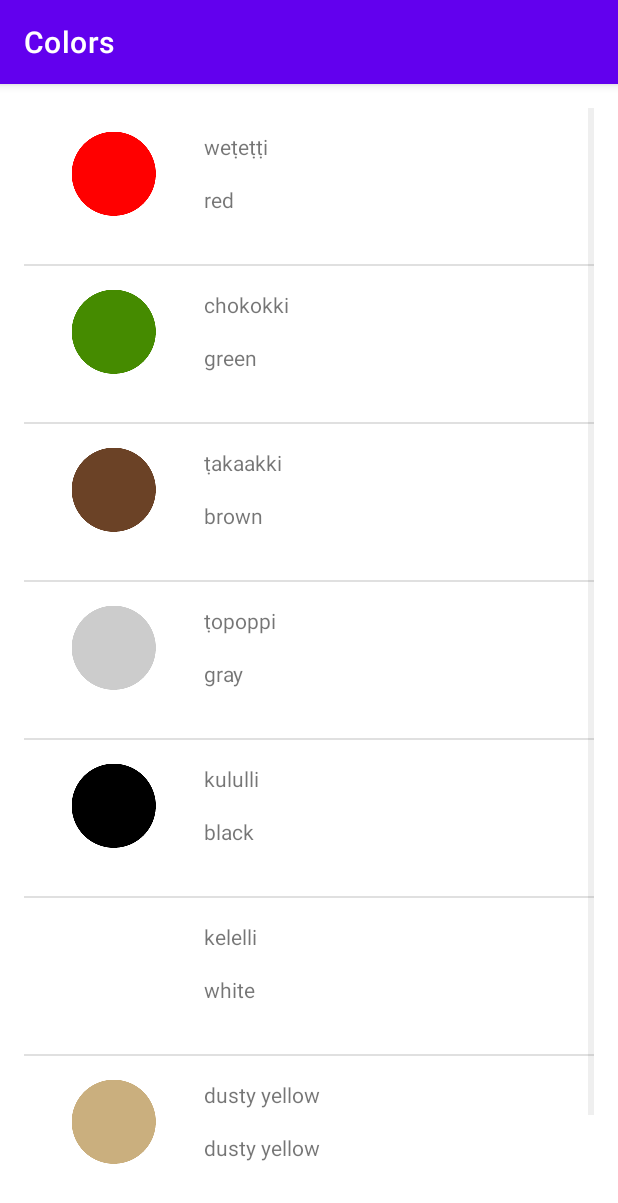
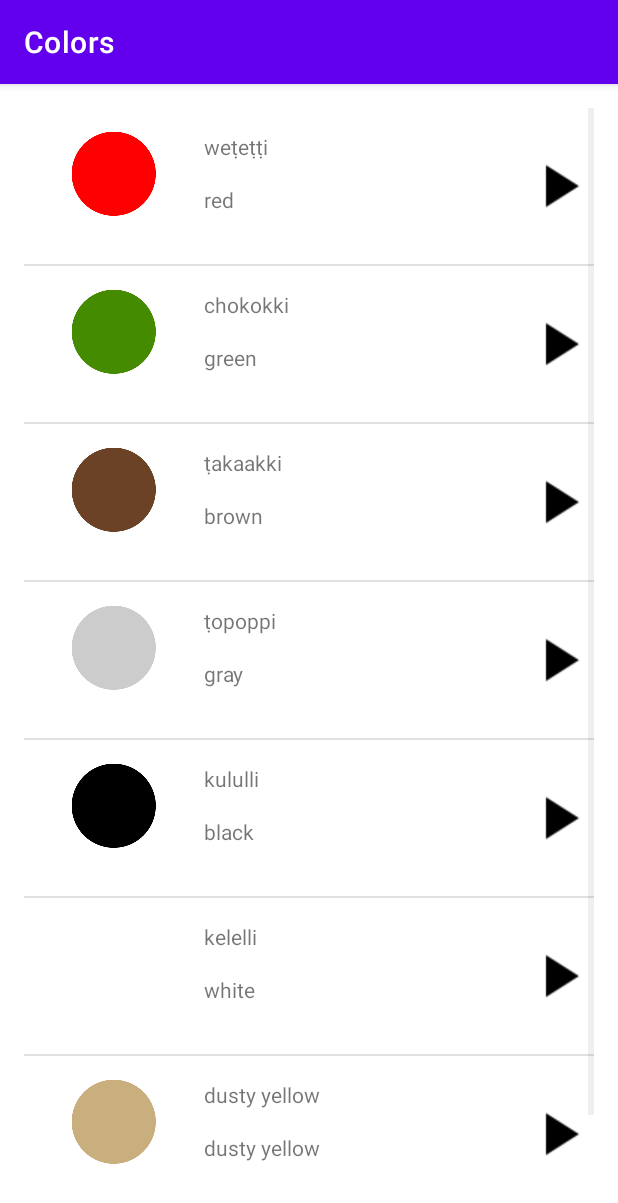
Before and after one commit to hrithikAd/Miwok_language_app_Android, an Android app: the Colors screen opened directly, with no data from a screen before it, on a phone screen of 412 x 824 dp. Shown: the top 1203 px of the screen. Run offline under Robolectric (Android 15) with nearby library versions, the phone set to English and light mode, and no system bars.

Commit message:
miwok app completed!!

```diff
--- a/app/src/main/java/com/example/helloworld/NumbersActivity.java
+++ b/app/src/main/java/com/example/helloworld/NumbersActivity.java
@@ -2,6 +2,7 @@ package com.example.helloworld;
 
 import androidx.appcompat.app.AppCompatActivity;
 
+import android.media.MediaPlayer;
 import android.os.Bundle;
 import android.view.View;
 import android.widget.ArrayAdapter;
@@ -12,6 +13,7 @@ import android.widget.TextView;
 import java.util.ArrayList;
 
 public class NumbersActivity extends AppCompatActivity {
+
 
     @Override
     protected void onCreate(Bundle savedInstanceState) {
@@ -35,8 +37,10 @@ public class NumbersActivity extends AppCompatActivity {
 
         ListView listView = (ListView) findViewById(R.id.list);
 
-
         listView.setAdapter(adapter);
 
     }
+
+
+
 }
--- a/app/src/main/java/com/example/helloworld/Phrases.java
+++ b/app/src/main/java/com/example/helloworld/Phrases.java
@@ -35,4 +35,6 @@ public class Phrases extends AppCompatActivity {
 
         listView.setAdapter(adapter);
     }
+
+
 }
--- a/app/src/main/java/com/example/helloworld/WordAdapter.java
+++ b/app/src/main/java/com/example/helloworld/WordAdapter.java
@@ -11,12 +11,11 @@ import android.widget.TextView;
 import androidx.annotation.NonNull;
 import androidx.annotation.Nullable;
 import java.util.ArrayList;
-
 import static android.view.View.GONE;
 
 public class WordAdapter extends ArrayAdapter<Word> {
 
-    MediaPlayer mediaPlayer = new MediaPlayer();
+    public MediaPlayer mediaPlayer = new MediaPlayer();
 
     private MediaPlayer.OnCompletionListener mCompletionListener = new MediaPlayer.OnCompletionListener() {
         @Override
@@ -96,4 +95,6 @@ public class WordAdapter extends ArrayAdapter<Word> {
 
         return listItemView;
     }
+
+
 }
--- a/app/src/main/res/layout/list_item.xml
+++ b/app/src/main/res/layout/list_item.xml
@@ -4,8 +4,12 @@
     xmlns:tools="http://schemas.android.com/tools"
     android:layout_width="match_parent"
     android:layout_height="match_parent"
-    android:orientation="vertical">
+    android:orientation="vertical"
+    android:background="@color/white">
 
+    <RelativeLayout
+        android:layout_width="wrap_content"
+        android:layout_height="wrap_content">
         <TextView
             android:layout_width="match_parent"
             android:layout_height="wrap_content"
@@ -29,7 +33,6 @@
             android:paddingRight="@dimen/activity_horizontal_margin"
             ></TextView>
 
-
         <ImageView
             android:layout_width="wrap_content"
             android:layout_height="wrap_content"
@@ -40,4 +43,19 @@
 
         </ImageView>
 
+        <ImageView
+            android:layout_width="wrap_content"
+            android:layout_height="wrap_content"
+            android:src="@drawable/baseline_play_arrow_black_24dp"
+            android:layout_alignParentRight="true"
+            android:layout_marginLeft="16dp"
+            android:layout_centerVertical="true">
+
+        </ImageView>
+
     </RelativeLayout>
+
+
+
+
+</RelativeLayout>
```
Also changed, not shown: app/src/main/res/drawable-v24/arrow/baseline_play_arrow_black_24dp.png (added), app/src/main/res/drawable-v24/baseline_play_arrow_black_24dp.png (added), app/src/main/res/drawable/arrow/baseline_play_arrow_black_24dp.png (added). Lines whose indentation alone changed are shown as unchanged.
